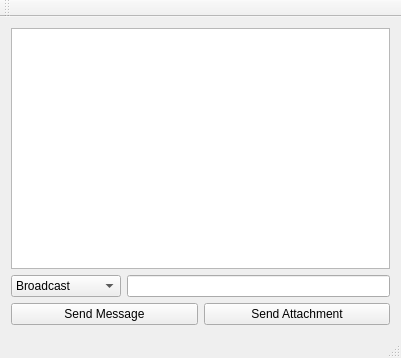
First picture: the form in Project/Server/Server/mainwindow.ui, repository FinrodFelegund/Laborpraktikum, before the edit.
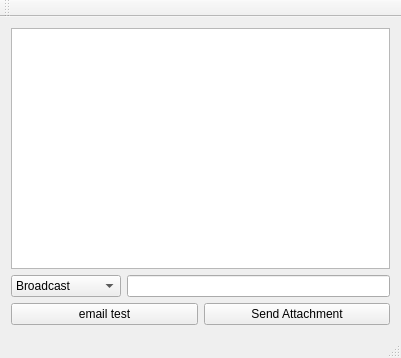
Second picture: the form after the edit.

Commit message: Change password now works via Website on local Webserver; Logout started Email and password are now encrypted in db

```diff
--- a/Project/Server/Server/mainwindow.ui
+++ b/Project/Server/Server/mainwindow.ui
@@ -39,7 +39,7 @@
          <string notr="true"/>
         </property>
         <property name="text">
-         <string>Send Message</string>
+         <string>email test</string>
         </property>
        </widget>
       </item>
```
Left out of the diff: 4 changed lines with no effect on the pictures. The commit also changes 34 other files.
